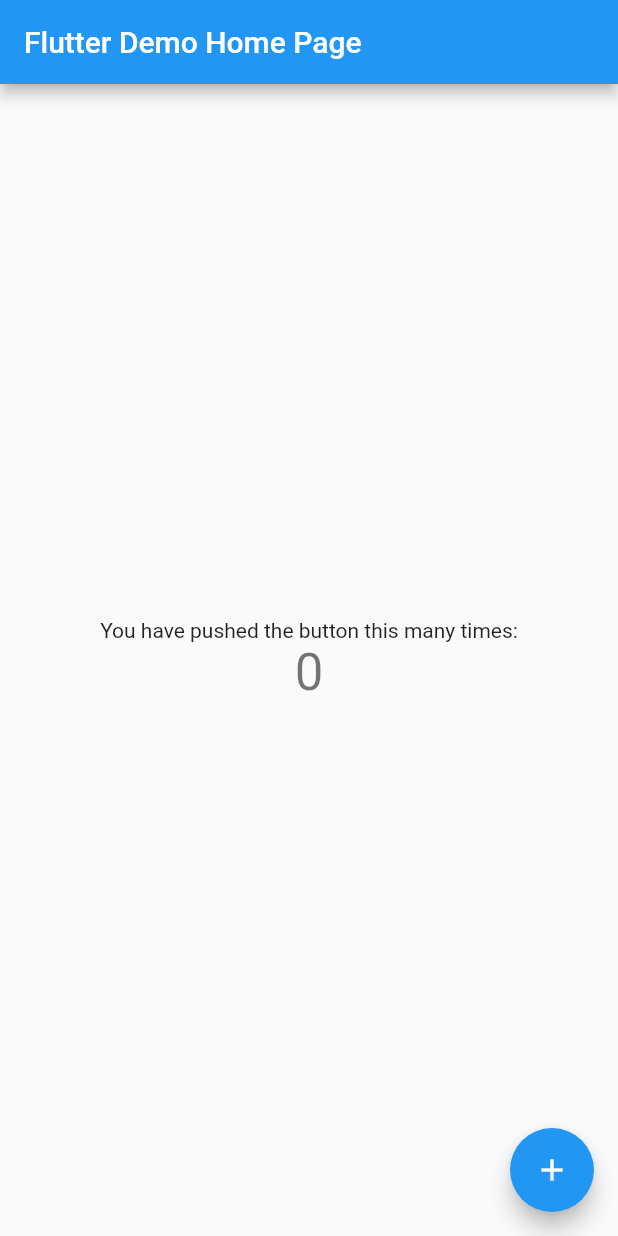
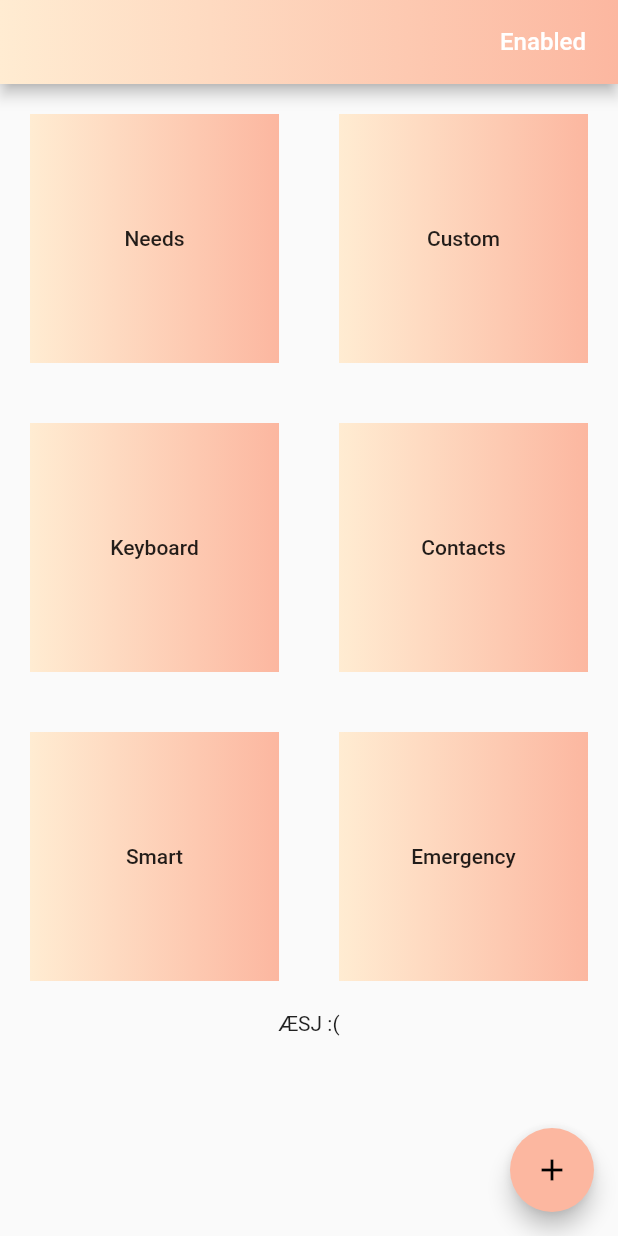
Before and after one commit to andesob/Enabled-app, a Flutter app: the screen it shows after launch, on a phone screen of 412 x 824 dp. Run offline on Flutter 3.47's test engine with Material 2 defaults, Android fonts, the phone set to English and light mode, and no system bars; our stand-ins replace gradient_app_bar.

Commit message:
Started setting up the homepage design

```diff
--- a/lib/main.dart
+++ b/lib/main.dart
@@ -1,4 +1,6 @@
 import 'package:flutter/material.dart';
+import 'package:gradient_app_bar/gradient_app_bar.dart';
+import 'mainPageButton.dart';
 
 void main() {
   runApp(MyApp());
@@ -20,8 +22,9 @@ class MyApp extends StatelessWidget {
           // or simply save your changes to "hot reload" in a Flutter IDE).
           // Notice that the counter didn't reset back to zero; the application
           // is not restarted.
-        primarySwatch: Colors.blue,
-      ),
+
+          colorScheme: ColorScheme.light(
+              primary: Color(0xffffecd2), secondary: Color(0xfffcb7a0))),
       home: MyHomePage(title: 'Flutter Demo Home Page'),
     );
   }
@@ -47,6 +50,7 @@ class MyHomePage extends StatefulWidget {
 
 class _MyHomePageState extends State<MyHomePage> {
   int _counter = 0;
+  bool sunde = false;
 
   void _incrementCounter() {
     setState(() {
@@ -59,55 +63,70 @@ class _MyHomePageState extends State<MyHomePage> {
     });
   }
 
+  void _changeText() {
+    setState(() {
+      sunde = !sunde;
+      print(sunde);
+    });
+  }
+
   @override
   Widget build(BuildContext context) {
+    const Color lightPeach = Color(0xffffecd2);
+    const Color darkPeach = Color(0xfffcb7a0);
     // This method is rerun every time setState is called, for instance as done
     // by the _incrementCounter method above.
     //
     // The Flutter framework has been optimized to make rerunning build methods
     // fast, so that you can just rebuild anything that needs updating rather
     // than having to individually change instances of widgets.
-    return Scaffold(
-      appBar: AppBar(
+    return Container(
+      decoration: new BoxDecoration(
+          gradient: new LinearGradient(
+              begin: Alignment.topLeft,
+              end: Alignment.topRight,
+              stops: [0.0, 1.0],
+              colors: [lightPeach, darkPeach])),
+      child: Scaffold(
+        appBar: GradientAppBar(
           // Here we take the value from the MyHomePage object that was created by
           // the App.build method, and use it to set our appbar title.
-        title: Text(widget.title),
+          gradient: LinearGradient(colors: [lightPeach, darkPeach]),
+          actions: <Widget>[
+            IconButton(
+                icon: Text(
+                  "Enabled",
+                  style: TextStyle(fontSize: 16, fontWeight: FontWeight.w500),
                 ),
-      body: Center(
-        // Center is a layout widget. It takes a single child and positions it
-        // in the middle of the parent.
-        child: Column(
-          // Column is also a layout widget. It takes a list of children and
-          // arranges them vertically. By default, it sizes itself to fit its
-          // children horizontally, and tries to be as tall as its parent.
-          //
-          // Invoke "debug painting" (press "p" in the console, choose the
-          // "Toggle Debug Paint" action from the Flutter Inspector in Android
-          // Studio, or the "Toggle Debug Paint" command in Visual Studio Code)
-          // to see the wireframe for each widget.
-          //
-          // Column has various properties to control how it sizes itself and
-          // how it positions its children. Here we use mainAxisAlignment to
-          // center the children vertically; the main axis here is the vertical
-          // axis because Columns are vertical (the cross axis would be
-          // horizontal).
-          mainAxisAlignment: MainAxisAlignment.center,
-          children: <Widget>[
-            Text(
-              'You have pushed the button this many times:',
-            ),
-            Text(
-              '$_counter',
-              style: Theme.of(context).textTheme.headline4,
-            ),
+                iconSize: 100.0,
+                padding: EdgeInsets.zero,
+                onPressed: () {
+                  _changeText();
+                })
           ],
         ),
-      ),
+        body: Column(
+            mainAxisAlignment: MainAxisAlignment.start,
+            children: <Widget>[
+              GridView.count(
+                  shrinkWrap: true,
+                  crossAxisCount: 2,
+                  children: <Widget>[
+                    MainPageButton("Needs"),
+                    MainPageButton("Custom"),
+                    MainPageButton("Keyboard"),
+                    MainPageButton("Contacts"),
+                    MainPageButton("Smart"),
+                    MainPageButton("Emergency"),
+                  ]),
+              Text((sunde) ? "HEI SUNDE" : "ÆSJ :(")
+            ]),
         floatingActionButton: FloatingActionButton(
           onPressed: _incrementCounter,
           tooltip: 'Increment',
           child: Icon(Icons.add),
         ), // This trailing comma makes auto-formatting nicer for build methods.
+      ),
     );
   }
 }
--- /dev/null
+++ b/lib/mainPageButton.dart
@@ -0,0 +1,34 @@
+import 'package:flutter/material.dart';
+
+class MainPageButton extends StatelessWidget{
+  String text;
+
+  MainPageButton(String text){
+    this.text = text;
+  }
+
+  @override
+  Widget build(BuildContext context) {
+    const Color lightPeach = Color(0xffffecd2);
+    const Color darkPeach = Color(0xfffcb7a0);
+
+
+    return Container(
+      margin: EdgeInsets.all(20),
+      width: 100,
+      height: 100,
+      decoration: new BoxDecoration(
+        gradient: new LinearGradient(
+          colors: [lightPeach, darkPeach],
+          begin: FractionalOffset.centerLeft,
+          end: FractionalOffset.centerRight,
+        ),
+      ),
+      child: FlatButton(
+        child: new Text(text),
+        onPressed: () {},
+      ),
+    );
+  }
+
+}
--- a/pubspec.yaml
+++ b/pubspec.yaml
@@ -21,6 +21,7 @@ environment:
   sdk: ">=2.7.0 <3.0.0"
 
 dependencies:
+  gradient_app_bar: ^0.1.3
   flutter:
     sdk: flutter
 
```
Also changed, not shown: 1 other file. Lines whose indentation alone changed are shown as unchanged.
